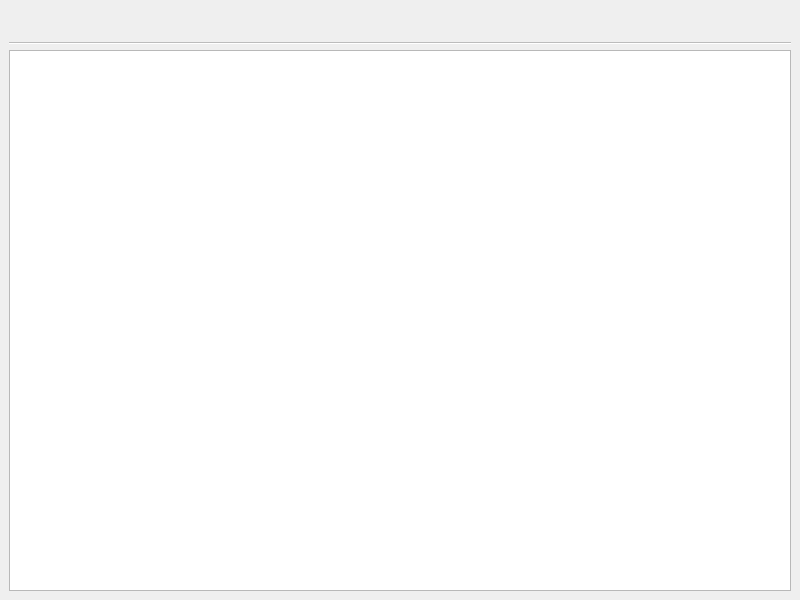
zoriya/ComSquare, file ui/ramView.ui: the form before one commit.
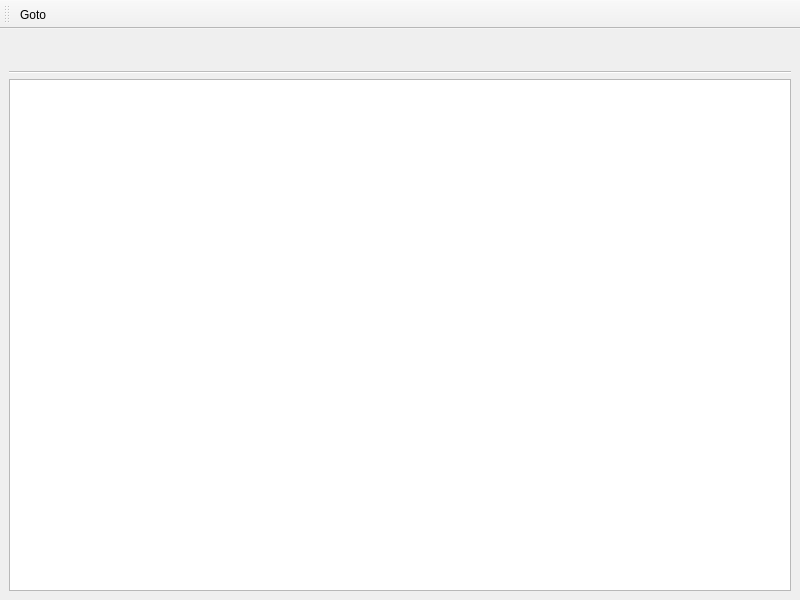
The form after the commit. Icons and pictures are not drawn.

Commit message: Adding a goto to the memory debugger

What changed in the file:
```diff
--- a/ui/ramView.ui
+++ b/ui/ramView.ui
@@ -34,7 +34,37 @@
     </item>
    </layout>
   </widget>
+  <widget class="QToolBar" name="toolBar">
+   <property name="windowTitle">
+    <string>toolBar</string>
+   </property>
+   <attribute name="toolBarArea">
+    <enum>TopToolBarArea</enum>
+   </attribute>
+   <attribute name="toolBarBreak">
+    <bool>false</bool>
+   </attribute>
+   <addaction name="actionGoto"/>
+  </widget>
+  <action name="actionGoto">
+   <property name="text">
+    <string>Goto</string>
+   </property>
+   <property name="toolTip">
+    <string>Go to an address</string>
+   </property>
+   <property name="shortcut">
+    <string>Ctrl+G</string>
+   </property>
+  </action>
  </widget>
+ <customwidgets>
+  <customwidget>
+   <class>QTabBar</class>
+   <extends>QWidget</extends>
+   <header>qtabbar.h</header>
+  </customwidget>
+ </customwidgets>
  <resources>
   <include location="../resources/appResources.qrc"/>
  </resources>
```
Left out of the diff: 6 changed lines with no effect on the pictures. The commit also changes 3 other files.
